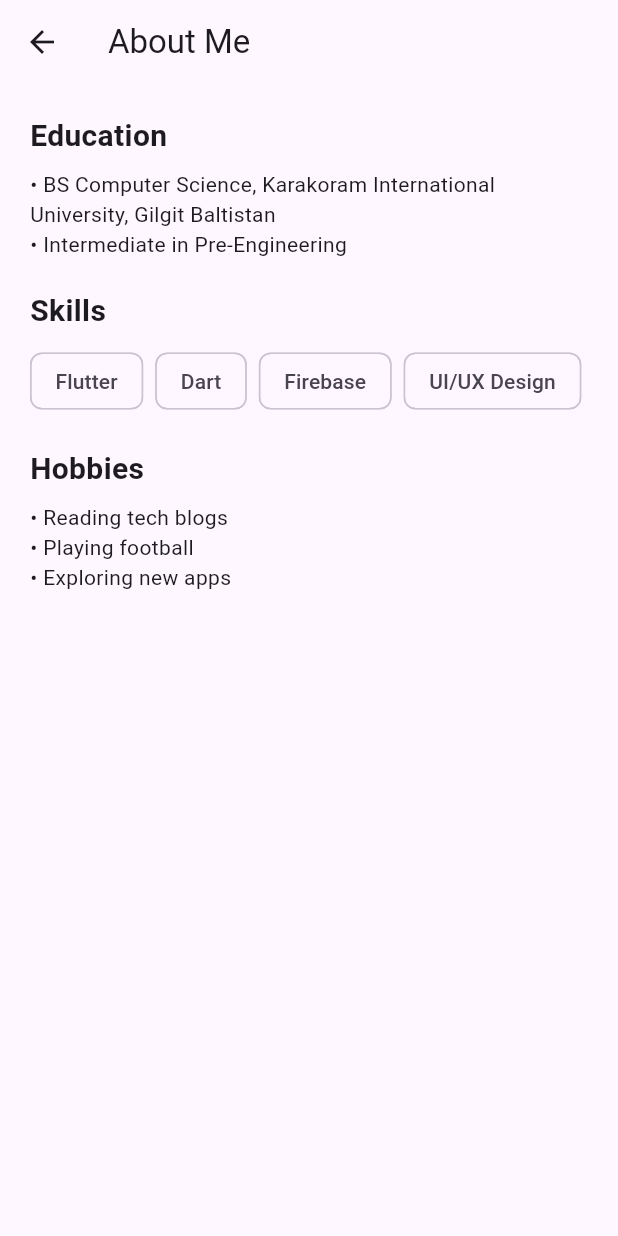
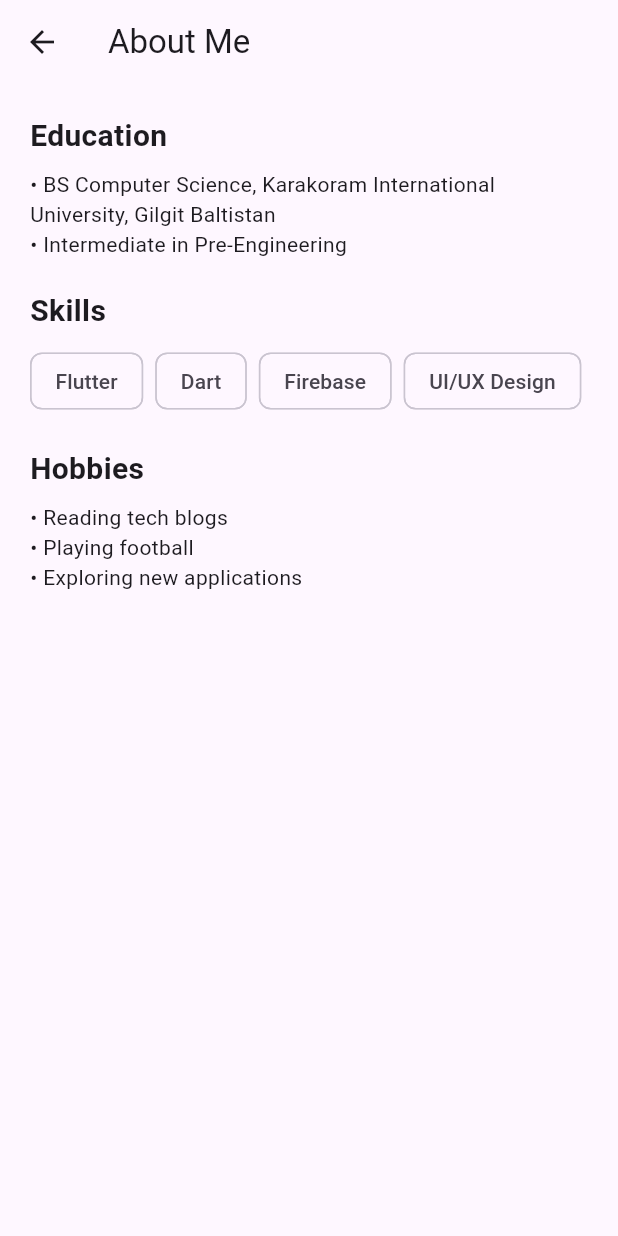
Before and after one commit to imtiazali752889-cmd/my_profile_app, a Flutter app: the AboutMeScreen screen opened directly, on a phone screen of 412 x 824 dp. Run offline on Flutter 3.47's test engine with Material 3 defaults, Android fonts, the phone set to English and light mode, and no system bars.

Commit message:
change the contractions

```diff
--- a/lib/about_me_screen.dart
+++ b/lib/about_me_screen.dart
@@ -49,7 +49,7 @@ class AboutMeScreen extends StatelessWidget {
             style: TextStyle(fontSize: 20, fontWeight: FontWeight.bold),
           ),
           const SizedBox(height: 8),
-          const Text("• Reading tech blogs\n• Playing football\n• Exploring new apps"),
+          const Text("• Reading tech blogs\n• Playing football\n• Exploring new applications"),
         ],
       ),
     );
```
